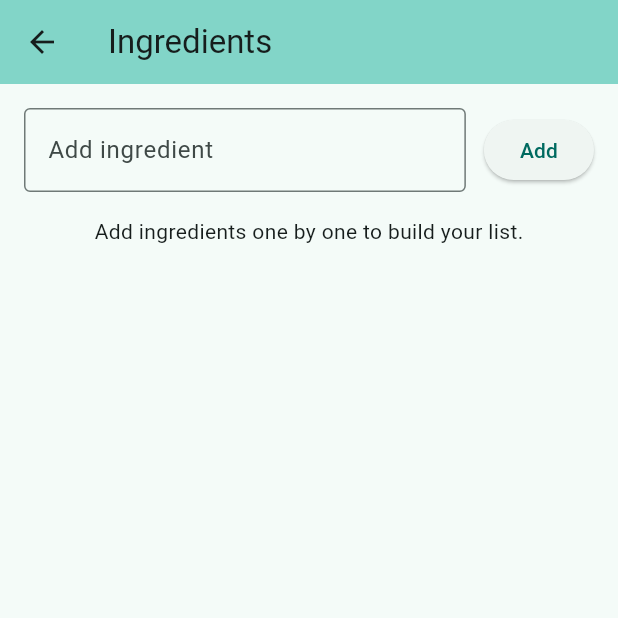
After one commit to nolanwaldsch/Recipe-Finder-Meal-Planner, a Flutter app: the screen it shows after launch, after a tap on "Add Ingredients", on a phone screen of 412 x 824 dp, the top half of it. The commit adds this screen. Run offline on Flutter 3.47's test engine with Material 3 defaults, Android fonts, the phone set to English and light mode, and no system bars; our stand-ins replace firebase_core; accounts and stored records are empty.

Commit message:
added a page to list ingredients

```diff
--- /dev/null
+++ b/recipe_finder_meal_plan/lib/ingredients/ingredients_page.dart
@@ -0,0 +1,98 @@
+import 'package:flutter/material.dart';
+
+class IngredientsPage extends StatefulWidget {
+  const IngredientsPage({super.key});
+
+  @override
+  State<IngredientsPage> createState() => _IngredientsPageState();
+}
+
+class _IngredientsPageState extends State<IngredientsPage> {
+  final TextEditingController _controller = TextEditingController();
+  final List<String> _ingredients = <String>[];
+
+  void _addIngredient() {
+    final value = _controller.text.trim();
+    if (value.isEmpty) {
+      return;
+    }
+    setState(() {
+      _ingredients.add(value);
+      _controller.clear();
+    });
+  }
+
+  void _removeIngredient(int index) {
+    setState(() {
+      _ingredients.removeAt(index);
+    });
+  }
+
+  @override
+  void dispose() {
+    _controller.dispose();
+    super.dispose();
+  }
+
+  @override
+  Widget build(BuildContext context) {
+    final colorScheme = Theme.of(context).colorScheme;
+    return Scaffold(
+      appBar: AppBar(
+        backgroundColor: colorScheme.inversePrimary,
+        title: const Text('Ingredients'),
+      ),
+      body: SafeArea(
+        child: Padding(
+          padding: const EdgeInsets.all(16),
+          child: Column(
+            children: <Widget>[
+              Row(
+                children: <Widget>[
+                  Expanded(
+                    child: TextField(
+                      controller: _controller,
+                      textInputAction: TextInputAction.done,
+                      onSubmitted: (_) => _addIngredient(),
+                      decoration: const InputDecoration(
+                        labelText: 'Add ingredient',
+                        border: OutlineInputBorder(),
+                      ),
+                    ),
+                  ),
+                  const SizedBox(width: 12),
+                  ElevatedButton(
+                    onPressed: _addIngredient,
+                    child: const Text('Add'),
+                  ),
+                ],
+              ),
+              const SizedBox(height: 16),
+              if (_ingredients.isEmpty)
+                const Text('Add ingredients one by one to build your list.'),
+              if (_ingredients.isNotEmpty)
+                Expanded(
+                  child: ListView.separated(
+                    itemCount: _ingredients.length,
+                    separatorBuilder: (_, __) => const Divider(height: 24),
+                    itemBuilder: (context, index) {
+                      final ingredient = _ingredients[index];
+                      return ListTile(
+                        leading: const Icon(Icons.check_circle_outline),
+                        title: Text(ingredient),
+                        trailing: IconButton(
+                          onPressed: () => _removeIngredient(index),
+                          icon: const Icon(Icons.close),
+                          tooltip: 'Remove',
+                        ),
+                      );
+                    },
+                  ),
+                ),
+            ],
+          ),
+        ),
+      ),
+    );
+  }
+}
--- a/recipe_finder_meal_plan/lib/main.dart
+++ b/recipe_finder_meal_plan/lib/main.dart
@@ -2,6 +2,7 @@ import 'package:firebase_core/firebase_core.dart';
 import 'package:flutter/material.dart';
 
 import 'firebase_options.dart';
+import 'ingredients/ingredients_page.dart';
 import 'spoonacular/recipe_summary.dart';
 import 'spoonacular/spoonacular_api.dart';
 
@@ -65,6 +66,20 @@ class HomePage extends StatelessWidget {
                     );
                   },
                   child: const Text('Go to Search'),
+                ),
+              ),
+              const SizedBox(height: 12),
+              SizedBox(
+                width: double.infinity,
+                child: OutlinedButton(
+                  onPressed: () {
+                    Navigator.of(context).push(
+                      MaterialPageRoute<void>(
+                        builder: (_) => const IngredientsPage(),
+                      ),
+                    );
+                  },
+                  child: const Text('Add Ingredients'),
                 ),
               ),
             ],
```
